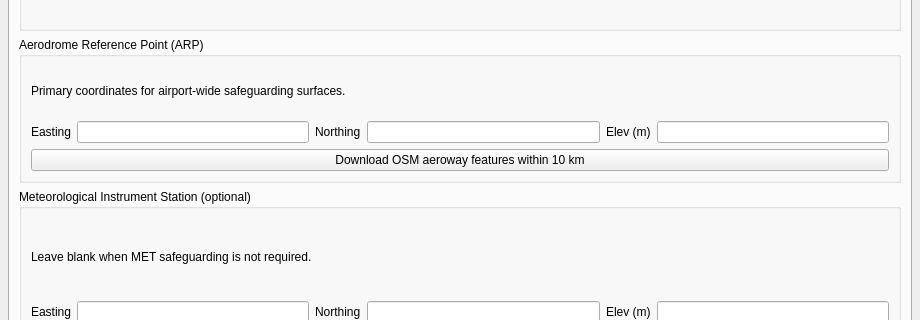
This is safeguarding_builder_dialog_base.ui in camtodd1/prj-lucid as Qt 5 draws it before an edit; both pictures show x 0 to 920 and y 278 to 598 of the 920 by 680 pixel window. The edited form follows.
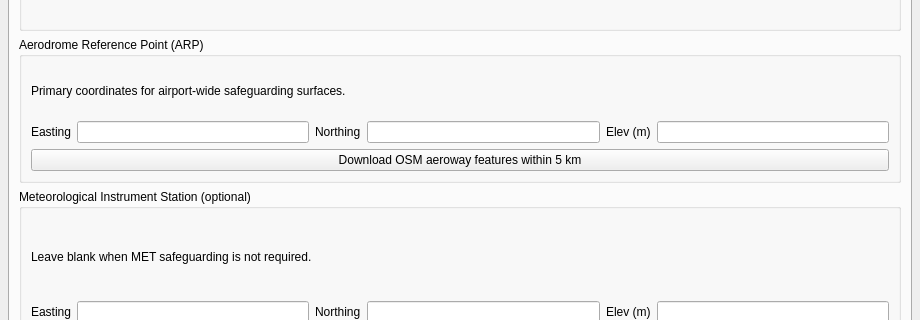
This is the edited form. Custom widgets are drawn as their Qt base class.

Commit message: Reduce OSM aeroway search radius to 5 km

Diff of the .ui file:
```diff
--- a/safeguarding_builder_dialog_base.ui
+++ b/safeguarding_builder_dialog_base.ui
@@ -397,7 +397,7 @@
           <item row="2" column="0" colspan="6">
            <widget class="QPushButton" name="pushButton_DownloadOsmAeroway">
             <property name="text">
-             <string>Download OSM aeroway features within 10 km</string>
+             <string>Download OSM aeroway features within 5 km</string>
             </property>
            </widget>
           </item>
```
The commit also changes 4 other files.
